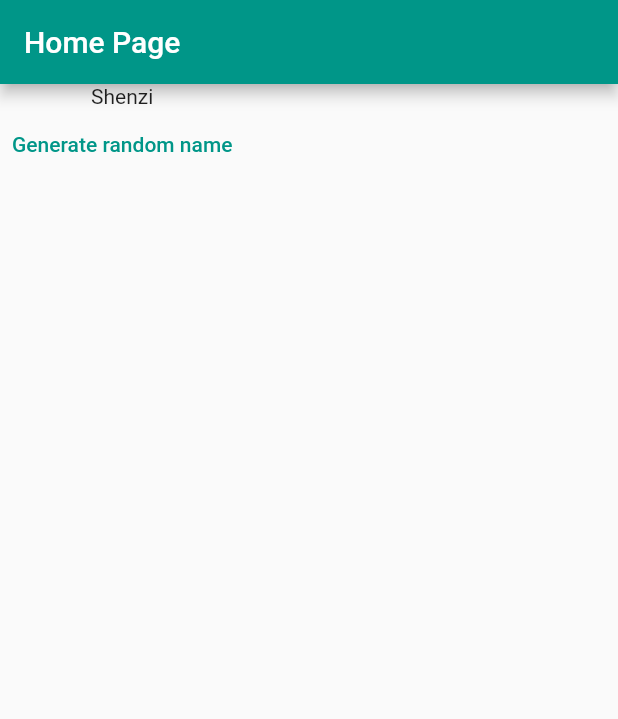
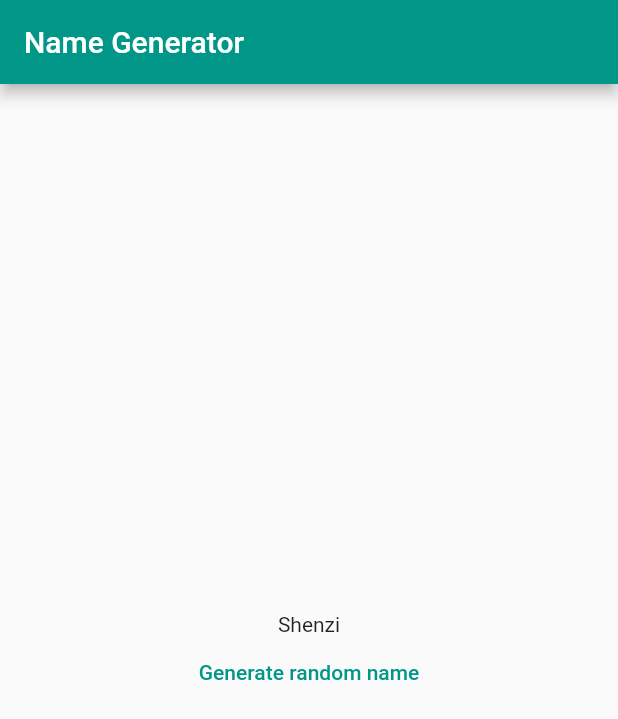
Before and after one commit to HaraldRichter/name_generator_w_cubit, a Flutter app: the screen it shows after launch, after a tap on "Generate random name", on a phone screen of 412 x 824 dp. Shown: the top 719 px of the screen. Run offline on Flutter 3.47's test engine with Material 2 defaults, Android fonts, the phone set to English and light mode, and no system bars; our stand-ins replace bloc.

Commit message:
ui a little bit nicer

```diff
--- a/lib/main.dart
+++ b/lib/main.dart
@@ -5,7 +5,7 @@ import 'dart:math' as math show Random;
 void main() {
   runApp(
     MaterialApp(
-      title: 'Random Name Picker',
+      title: 'Random Name Generator',
       theme: ThemeData(primarySwatch: Colors.teal),
       debugShowCheckedModeBanner: false,
       home: const HomePage(),
@@ -30,7 +30,7 @@ class NamesCubit extends Cubit<String?> {
   // for a random name first.
   NamesCubit() : super(null);
 
-  // "emit" is the way to go to produce new values for Cubit and Bloc:
+  // "emit" is how we produce new values for Cubit and Bloc:
   void pickRandomName() => emit(
         names.getRandomElement(),
       );
@@ -63,7 +63,7 @@ class _HomePageState extends State<HomePage> {
   Widget build(BuildContext context) {
     return Scaffold(
       appBar: AppBar(
-        title: const Text('Home Page'),
+        title: const Text('Name Generator'),
       ),
       body: StreamBuilder<String?>(
         stream: cubit.stream,
@@ -81,9 +81,10 @@ class _HomePageState extends State<HomePage> {
               return button;
             case ConnectionState.active:
               return Column(
+                mainAxisAlignment: MainAxisAlignment.center,
                 children: [
                   Text(snapshot.data ?? ''),
-                  button,
+                  Center(child: button),
                 ],
               );
               break;
```
